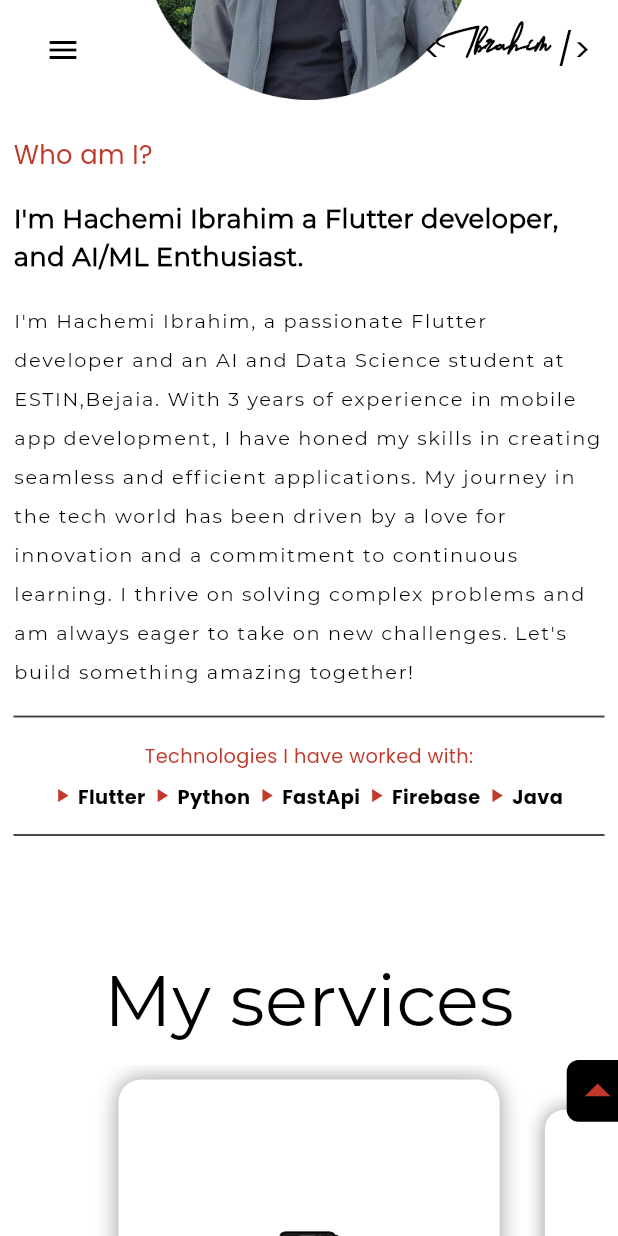
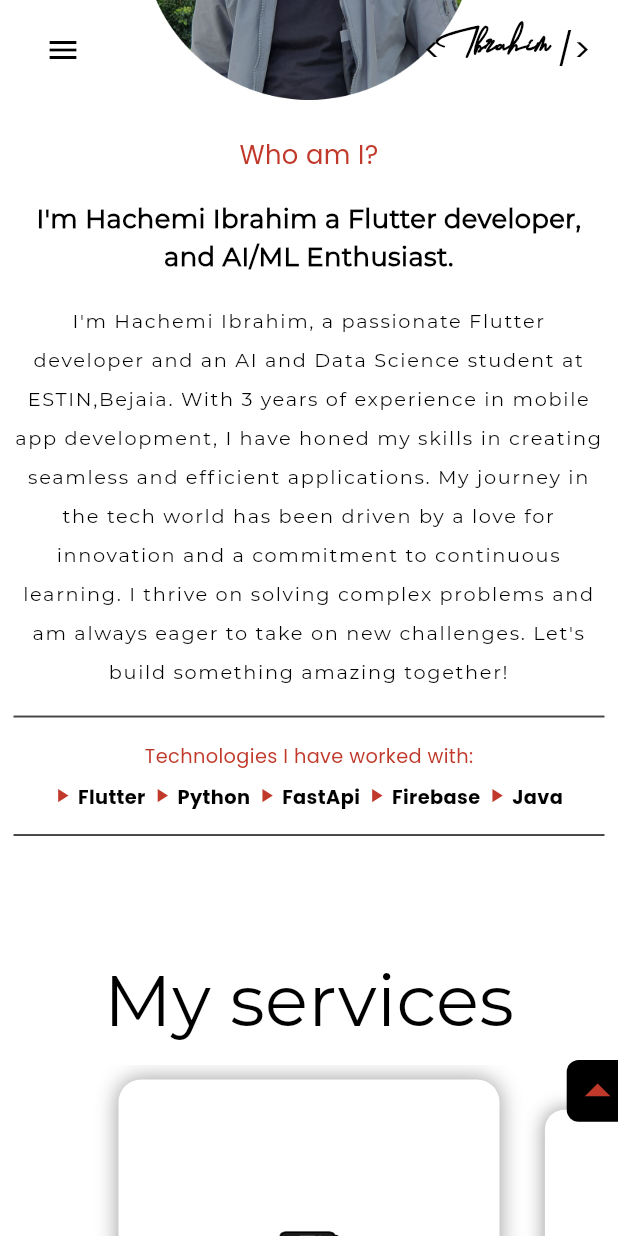
Before and after one commit to HachemiIbrahim/hachemi_ibrahim_portfolio, a Flutter app: the screen it shows after launch, scrolled down 1152 dp, on a phone screen of 412 x 824 dp. Run offline on Flutter 3.47's test engine with Material 3 defaults, Android fonts, the phone set to English and light mode, and no system bars; drawn by our look-alikes of carousel_slider, flip_card; our stand-ins replace animated_text_kit, font_awesome_flutter, shared_preferences, url_strategy; missing offline and left inert: universal_html; network calls fail.

Commit message:
fixing some ui issues

```diff
--- a/lib/sections/about/about_mobile.dart
+++ b/lib/sections/about/about_mobile.dart
@@ -19,6 +19,7 @@ class AboutMobile extends StatelessWidget {
     return Container(
       padding: Space.h,
       child: Column(
+        crossAxisAlignment: CrossAxisAlignment.center,
         children: [
           const CustomSectionHeading(
             text: '\nAbout Me',
@@ -34,14 +35,12 @@ class AboutMobile extends StatelessWidget {
           SizedBox(
             height: height * 0.03,
           ),
-          Align(
-            alignment: Alignment.centerLeft,
-            child: Text(
-              "Who am I?",
-              style: AppText.b2!.copyWith(
-                color: AppTheme.c!.primary,
-              ),
+          Text(
+            "Who am I?",
+            style: AppText.b2!.copyWith(
+              color: AppTheme.c!.primary,
             ),
+            textAlign: TextAlign.center,
           ),
           Space.y1!,
           Text(
@@ -49,6 +48,7 @@ class AboutMobile extends StatelessWidget {
             style: AppText.b2b!.copyWith(
               fontFamily: 'Montserrat',
             ),
+            textAlign: TextAlign.center,
           ),
           SizedBox(
             height: height * 0.02,
@@ -60,6 +60,7 @@ class AboutMobile extends StatelessWidget {
               letterSpacing: 1.1,
               fontFamily: 'Montserrat',
             ),
+            textAlign: TextAlign.center,
           ),
           Space.y!,
           Divider(
--- a/lib/sections/about/about_tablet.dart
+++ b/lib/sections/about/about_tablet.dart
@@ -19,6 +19,7 @@ class AboutTab extends StatelessWidget {
     return Container(
       padding: Space.h,
       child: Column(
+        mainAxisAlignment: MainAxisAlignment.center,
         crossAxisAlignment: CrossAxisAlignment.stretch,
         children: [
           const Center(
@@ -44,6 +45,7 @@ class AboutTab extends StatelessWidget {
             style: AppText.b2!.copyWith(
               color: AppTheme.c!.primary,
             ),
+            textAlign: TextAlign.center,
           ),
           Space.y1!,
           Text(
@@ -51,6 +53,7 @@ class AboutTab extends StatelessWidget {
             style: AppText.b2b!.copyWith(
               fontFamily: 'Montserrat',
             ),
+            textAlign: TextAlign.center,
           ),
           SizedBox(
             height: height * 0.02,
@@ -62,6 +65,7 @@ class AboutTab extends StatelessWidget {
               letterSpacing: 1.1,
               fontFamily: 'Montserrat',
             ),
+            textAlign: TextAlign.center,
           ),
           Space.y!,
           Divider(
--- a/lib/sections/contact/contact_mobile.dart
+++ b/lib/sections/contact/contact_mobile.dart
@@ -19,7 +19,7 @@ class ContactMobileTab extends StatelessWidget {
           text: "Let's build something together :)\n\n",
         ),
         CarouselSlider.builder(
-          itemCount: 3,
+          itemCount: 2,
           itemBuilder: (BuildContext context, int itemIndex, int i) => Padding(
             padding: const EdgeInsets.symmetric(vertical: 10.0),
             child: ProjectCard(
```
Also changed, not shown: lib/sections/home/home_desktop.dart (+5 -4 lines), lib/sections/home/home_mobile.dart (+7 -6 lines), lib/sections/home/home_tab.dart (+6 -6 lines).
